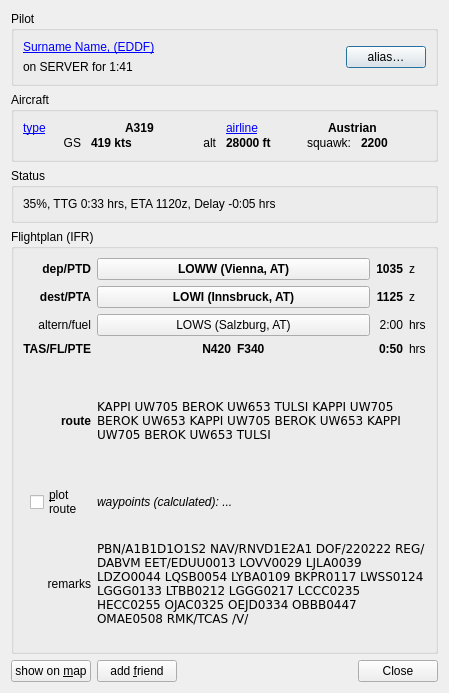
Above: src/PilotDetails.ui from qutescoop/qutescoop before the change. Below: the same form after it.
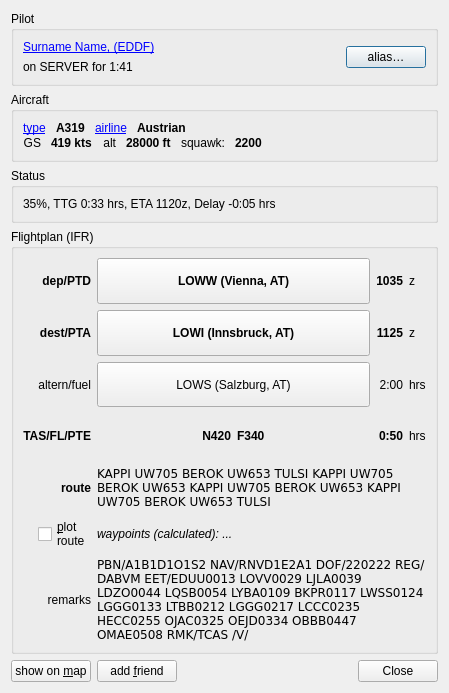
That is the form after the change. Icons and pictures are not drawn.

Commit message:
[TASK] remove forced dialog resizing
This fixes dialog sizes changing by themselves, even on consecutive
`refresh()`s with the same data which has lead to bad UX.

Dialogs will still try to grow in size when but not that aggressively.

On the other hand the dialog size might now not accomodate for all the
data shown. So users might occasionally have to resize the dialog
themselves to see long routes, ATISes or flight plan remarks.

Resolves: #124

```diff
--- a/src/PilotDetails.ui
+++ b/src/PilotDetails.ui
@@ -127,6 +127,12 @@
           <property name="orientation">
            <enum>Qt::Horizontal</enum>
           </property>
+          <property name="sizeHint" stdset="0">
+           <size>
+            <width>0</width>
+            <height>0</height>
+           </size>
+          </property>
          </spacer>
         </item>
        </layout>
@@ -222,6 +228,12 @@
           <property name="orientation">
            <enum>Qt::Horizontal</enum>
           </property>
+          <property name="sizeHint" stdset="0">
+           <size>
+            <width>0</width>
+            <height>0</height>
+           </size>
+          </property>
          </spacer>
         </item>
        </layout>
@@ -552,12 +564,6 @@
       </item>
       <item row="4" column="1" colspan="3">
        <widget class="QLabel" name="lblRoute">
-        <property name="sizePolicy">
-         <sizepolicy hsizetype="Preferred" vsizetype="Expanding">
-          <horstretch>0</horstretch>
-          <verstretch>0</verstretch>
-         </sizepolicy>
-        </property>
         <property name="mouseTracking">
          <bool>true</bool>
         </property>
@@ -588,6 +594,12 @@
           <property name="orientation">
            <enum>Qt::Horizontal</enum>
           </property>
+          <property name="sizeHint" stdset="0">
+           <size>
+            <width>0</width>
+            <height>0</height>
+           </size>
+          </property>
          </spacer>
         </item>
         <item>
@@ -636,12 +648,6 @@
       </item>
       <item row="6" column="1" colspan="3">
        <widget class="QLabel" name="lblRemarks">
-        <property name="sizePolicy">
-         <sizepolicy hsizetype="Preferred" vsizetype="Expanding">
-          <horstretch>0</horstretch>
-          <verstretch>0</verstretch>
-         </sizepolicy>
-        </property>
         <property name="text">
          <string>&lt;code&gt;PBN/A1B1D1O1S2 NAV/RNVD1E2A1 DOF/220222 REG/DABVM EET/EDUU0013 LOVV0029 LJLA0039 LDZO0044 LQSB0054 LYBA0109 BKPR0117 LWSS0124 LGGG0133 LTBB0212 LGGG0217 LCCC0235 HECC0255 OJAC0325 OEJD0334 OBBB0447 OMAE0508 RMK/TCAS /V/&lt;/code&gt;</string>
         </property>
```
The commit also changes 3 other files.
